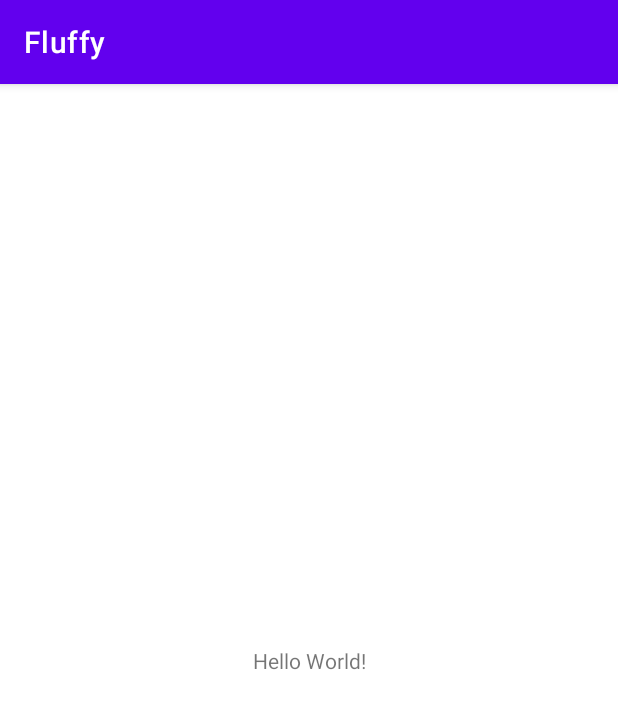
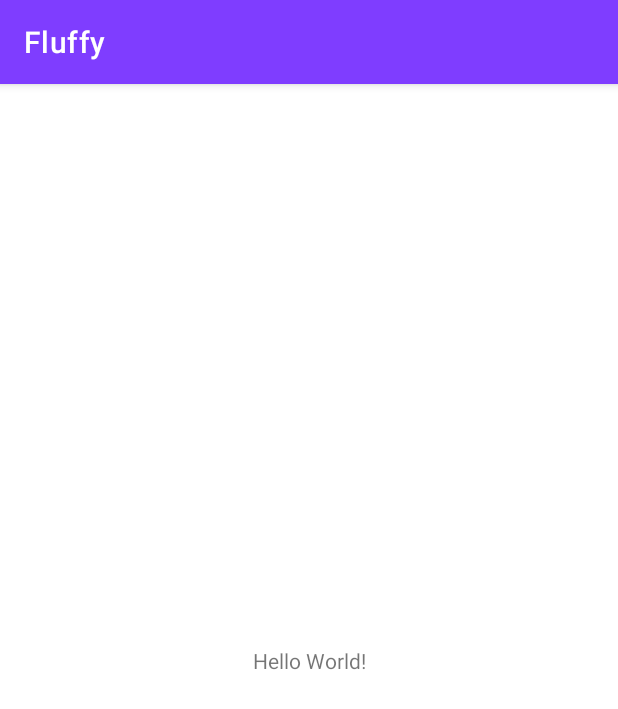
Before and after one commit to LukaszGalinski/Fluffy, an Android app: the screen it shows after launch (MainActivity), on a phone screen of 412 x 824 dp. Shown: the top 709 px of the screen. Run offline under Robolectric (Android 15) with nearby library versions, the phone set to English and light mode, and no system bars.

Commit message:
Modified app basic theme

```diff
--- a/app/src/main/AndroidManifest.xml
+++ b/app/src/main/AndroidManifest.xml
@@ -8,7 +8,7 @@
         android:label="@string/app_name"
         android:roundIcon="@mipmap/ic_launcher_round"
         android:supportsRtl="true"
-        android:theme="@style/Theme.Fluffy">
+        android:theme="@style/Theme.Fluffy.OnBoarding">
         <activity
             android:name="com.lukasz.galinski.fluffy.MainActivity"
             android:exported="true">
--- a/app/src/main/res/values-night/themes.xml
+++ b/app/src/main/res/values-night/themes.xml
@@ -1,13 +1,13 @@
 <resources xmlns:tools="http://schemas.android.com/tools">
     <!-- Base application theme. -->
-    <style name="Theme.Fluffy" parent="Theme.MaterialComponents.DayNight.DarkActionBar">
+    <style name="Theme.Fluffy.OnBoarding" parent="Theme.MaterialComponents.DayNight.DarkActionBar">
         <!-- Primary brand color. -->
-        <item name="colorPrimary">@color/purple_200</item>
-        <item name="colorPrimaryVariant">@color/purple_700</item>
-        <item name="colorOnPrimary">@color/black</item>
+        <item name="colorPrimary">@color/purple_primary</item>
+        <item name="colorPrimaryVariant">@color/purple_primary</item>
+        <item name="colorOnPrimary">@color/white</item>
         <!-- Secondary brand color. -->
-        <item name="colorSecondary">@color/teal_200</item>
-        <item name="colorSecondaryVariant">@color/teal_200</item>
+        <item name="colorSecondary">@color/purple_700</item>
+        <item name="colorSecondaryVariant">@color/purple_700</item>
         <item name="colorOnSecondary">@color/black</item>
         <!-- Status bar color. -->
         <item name="android:statusBarColor" tools:targetApi="l">?attr/colorPrimaryVariant</item>
--- a/app/src/main/res/values/colors.xml
+++ b/app/src/main/res/values/colors.xml
@@ -1,10 +1,7 @@
 <?xml version="1.0" encoding="utf-8"?>
 <resources>
-    <color name="purple_200">#FFBB86FC</color>
-    <color name="purple_500">#FF6200EE</color>
-    <color name="purple_700">#FF3700B3</color>
-    <color name="teal_200">#FF03DAC5</color>
-    <color name="teal_700">#FF018786</color>
+    <color name="purple_primary">#7F3DFF</color>
+    <color name="purple_700">#EEE5FF</color>
     <color name="black">#FF000000</color>
     <color name="white">#FFFFFFFF</color>
 </resources>
--- a/app/src/main/res/values/themes.xml
+++ b/app/src/main/res/values/themes.xml
@@ -1,13 +1,13 @@
 <resources xmlns:tools="http://schemas.android.com/tools">
     <!-- Base application theme. -->
-    <style name="Theme.Fluffy" parent="Theme.MaterialComponents.DayNight.DarkActionBar">
+    <style name="Theme.Fluffy.OnBoarding" parent="Theme.MaterialComponents.DayNight.DarkActionBar">
         <!-- Primary brand color. -->
-        <item name="colorPrimary">@color/purple_500</item>
-        <item name="colorPrimaryVariant">@color/purple_700</item>
+        <item name="colorPrimary">@color/purple_primary</item>
+        <item name="colorPrimaryVariant">@color/purple_primary</item>
         <item name="colorOnPrimary">@color/white</item>
         <!-- Secondary brand color. -->
-        <item name="colorSecondary">@color/teal_200</item>
-        <item name="colorSecondaryVariant">@color/teal_700</item>
+        <item name="colorSecondary">@color/purple_700</item>
+        <item name="colorSecondaryVariant">@color/purple_700</item>
         <item name="colorOnSecondary">@color/black</item>
         <!-- Status bar color. -->
         <item name="android:statusBarColor" tools:targetApi="l">?attr/colorPrimaryVariant</item>
--- a/settings.gradle
+++ b/settings.gradle
@@ -3,7 +3,7 @@ dependencyResolutionManagement {
     repositories {
         google()
         mavenCentral()
-        jcenter() // Warning: this repository is going to shut down soon
+        gradlePluginPortal()
     }
 }
 rootProject.name = "Fluffy"
```
Also changed, not shown: 1 other file.
